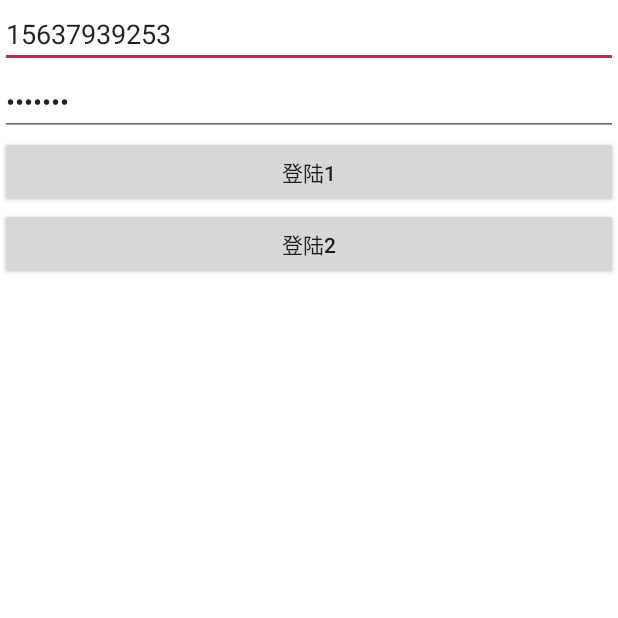
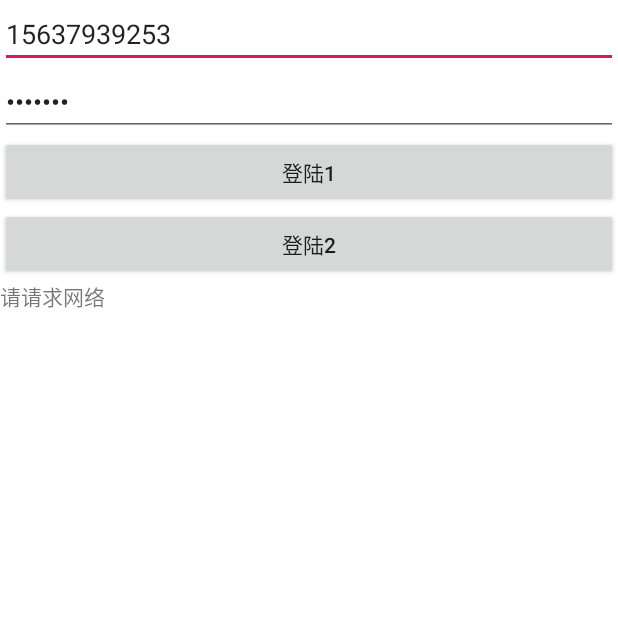
Before and after one commit to androidlixiang/AndroidMvpDemo, an Android app: the screen it shows after launch (MainActivity), after a tap on "登陆1", on a phone screen of 412 x 824 dp, the top half of it. Run offline under Robolectric (Android 15) with nearby library versions, the phone set to English and light mode, and no system bars; our stand-ins replace ButterKnife, EventBus, RxJava; libraries missing offline, so code that uses them is left out: com.alibaba.android, com.scwang.smartrefresh; network calls fail; 5 statements that could not run were skipped.

Commit message:
模拟登陆接口

```diff
--- a/app/src/main/java/com/lixiang/androidmvpdemp/MainActivity.java
+++ b/app/src/main/java/com/lixiang/androidmvpdemp/MainActivity.java
@@ -3,13 +3,13 @@ package com.lixiang.androidmvpdemp;
 import android.view.View;
 import android.widget.Button;
 import android.widget.EditText;
+import android.widget.TextView;
 
 import com.lixiang.androidmvpdemp.login.LogBean;
 import com.lixiang.androidmvpdemp.login.LogPresent;
 import com.lixiang.androidmvpdemp.login.LoginCon;
 import com.lixiang.androidmvpdemp.login.UserBean;
 import com.xing.commonbase.base.BaseMVPActivity;
-import com.xing.commonbase.util.LogUtil;
 
 import butterknife.BindView;
 import butterknife.OnClick;
@@ -25,6 +25,8 @@ public class MainActivity extends BaseMVPActivity<LogPresent> implements LoginCo
     Button button1;
     @BindView(R.id.button2)
     Button button2;
+    @BindView(R.id.tv_content)
+    TextView tvContent;
 
     @Override
     protected int getLayoutResId() {
@@ -44,12 +46,14 @@ public class MainActivity extends BaseMVPActivity<LogPresent> implements LoginCo
 
     @Override
     public void loginSuccess(UserBean userBean) {
-        LogUtil.logTest(userBean.toString());
+        tvContent.setText(userBean.toString());
     }
 
 
     @OnClick({R.id.button1, R.id.button2})
     public void onViewClicked(View view) {
+        tvContent.setText("请请求网络");
+
         String name = etName.getText().toString();
         String paw = etPasww.getText().toString();
         switch (view.getId()) {
@@ -61,4 +65,5 @@ public class MainActivity extends BaseMVPActivity<LogPresent> implements LoginCo
                 break;
         }
     }
+
 }
--- a/app/src/main/res/layout/activity_main.xml
+++ b/app/src/main/res/layout/activity_main.xml
@@ -34,4 +34,8 @@
         android:layout_width="match_parent"
         android:layout_height="wrap_content"
         android:text="登陆2" />
+    <TextView
+        android:id="@+id/tv_content"
+        android:layout_width="match_parent"
+        android:layout_height="wrap_content" />
 </LinearLayout>
--- a/common/src/main/java/com/xing/commonbase/base/BaseActivity.java
+++ b/common/src/main/java/com/xing/commonbase/base/BaseActivity.java
@@ -9,6 +9,7 @@ import android.support.v7.app.AppCompatActivity;
 import android.view.View;
 import android.view.Window;
 
+import com.xing.commonbase.mvp.IView;
 import com.xing.commonbase.receiver.NetworkChangeReceiver;
 import com.xing.commonbase.util.StatusBarUtil;
 
@@ -18,7 +19,7 @@ import org.greenrobot.eventbus.Subscribe;
 import butterknife.ButterKnife;
 import butterknife.Unbinder;
 
-public abstract class BaseActivity extends AppCompatActivity {
+public abstract class BaseActivity extends AppCompatActivity implements IView {
 
     protected Context mContext;
     private NetworkChangeReceiver receiver;
@@ -54,6 +55,23 @@ public abstract class BaseActivity extends AppCompatActivity {
 
     protected void initData() {
 
+    }
+
+
+
+    @Override
+    public void showLoading() {
+
+    }
+
+    @Override
+    public void hideLoading() {
+
+    }
+
+    @Override
+    public boolean isDestroyData() {
+        return isFinishing();
     }
 
     /**
--- a/common/src/main/java/com/xing/commonbase/base/BaseMVPActivity.java
+++ b/common/src/main/java/com/xing/commonbase/base/BaseMVPActivity.java
@@ -1,9 +1,8 @@
 package com.xing.commonbase.base;
 
 import com.xing.commonbase.mvp.IPresenter;
-import com.xing.commonbase.mvp.IView;
 
-public abstract class BaseMVPActivity<P extends IPresenter> extends BaseActivity implements IView {
+public abstract class BaseMVPActivity<P extends IPresenter> extends BaseActivity {
     protected P mPresenter;
 
     @Override
@@ -16,20 +15,6 @@ public abstract class BaseMVPActivity<P extends IPresenter> extends BaseActivity
         }
     }
 
-    @Override
-    public void showLoading() {
-
-    }
-
-    @Override
-    public void hideLoading() {
-
-    }
-
-    @Override
-    public boolean isDestroyData() {
-        return isFinishing();
-    }
 
     protected abstract int getLayoutResId();
 
--- a/common/src/main/java/com/xing/commonbase/http/RetrofitClient.java
+++ b/common/src/main/java/com/xing/commonbase/http/RetrofitClient.java
@@ -38,7 +38,6 @@ public class RetrofitClient {
         retrofit = new Retrofit.Builder()
                 .baseUrl(API_HOST)
                 .addCallAdapterFactory(RxJava2CallAdapterFactory.create())
-//                .addConverterFactory(FastJsonConverterFactory.create())   // 使用 fastjson 解析器解析 json
                 .addConverterFactory(GsonConverterFactory.create()) // 添加Gson转换器
                 .client(okHttpClient)
                 .build();
--- a/common/src/main/java/com/xing/commonbase/util/LogUtil.java
+++ b/common/src/main/java/com/xing/commonbase/util/LogUtil.java
@@ -40,7 +40,7 @@ public class LogUtil {
 
     public static void logi(String Tag, String str) {
         if (!isRealease) {
-            Log.i(Tag, "logi: " + str);
+            Log.d(Tag, "logi: " + str);
         }
 
     }
```
Also changed, not shown: common/src/main/java/com/xing/commonbase/interceptor/LogInterceptor.java (+17 -11 lines), common/src/main/java/com/xing/commonbase/json/FastJsonConverterFactory.java (deleted, +0 -40 lines), common/src/main/java/com/xing/commonbase/json/FastJsonRequestBodyConverter.java (deleted, +0 -19 lines), common/src/main/java/com/xing/commonbase/json/FastJsonResponseBodyConverter.java (deleted, +0 -28 lines).
